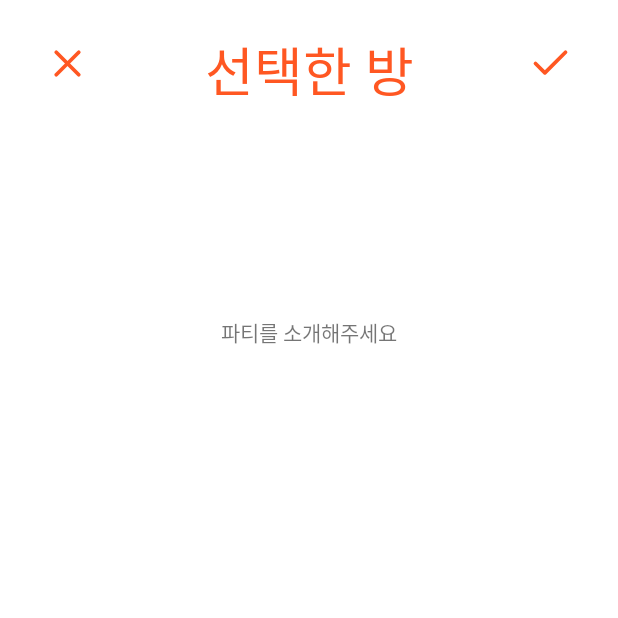
After one commit to suhwankim03/madcamp_week2, an Android app: the JoinRoomActivity screen opened directly, with no data from a screen before it, on a phone screen of 412 x 824 dp, the top half of it. The commit adds this screen. Run offline under Robolectric (Android 15) with nearby library versions, the phone set to English and light mode, and no system bars; libraries missing offline, so code that uses them is left out: com.kakao.sdk.

Commit message:
AddRoom 데이터베이스 전송까지 구현, JoinRoom 카드뷰 클릭 시 데이터 가져오기 구현
AddRoom 데이터베이스 전송까지 구현, JoinRoom 카드뷰 클릭 시 데이터 가져오기 구현

```diff
--- a/app/src/main/AndroidManifest.xml
+++ b/app/src/main/AndroidManifest.xml
@@ -18,6 +18,10 @@
         android:theme="@style/Theme.FindFriend"
         android:usesCleartextTraffic="true"
         tools:targetApi="31">
+        <activity
+            android:name=".JoinRoomActivity"
+            android:exported="false" />
+
         <activity
             android:name=".AddRoomActivity"
             android:exported="false" />
--- a/app/src/main/java/com/example/findfriend/AddRoomActivity.kt
+++ b/app/src/main/java/com/example/findfriend/AddRoomActivity.kt
@@ -46,8 +46,8 @@ class AddRoomActivity : AppCompatActivity() {
 
         completeButton.setOnClickListener {
             //작성 내용 null일 경우 오류나는 거 코드 추가 구현해줘야 함
-            val newRoom = addRoom(roomName = roomName.toString(), roomDetail = roomDetail.toString(), limTime = limitTime.toString().toInt(), location = location.toString(), maxPeople = maxNum.toString().toInt(), minPeople = current_people, owner = myID)
-                roomService.requestAddRoom(newRoom).enqueue(object: Callback<addRoomResponse> {
+            val newRoom = addRoom(roomName = roomName.text.toString(), roomDetail = roomDetail.text.toString(), limTime = limitTime.text.toString().toInt(), location = location.text.toString(), maxPeople = maxNum.text.toString().toInt(), minPeople = current_people, owner = myID)
+            roomService.requestAddRoom(newRoom).enqueue(object: Callback<addRoomResponse> {
                 override fun onResponse(
                     call: Call<addRoomResponse>,
                     response: Response<addRoomResponse>
--- /dev/null
+++ b/app/src/main/java/com/example/findfriend/JoinRoomActivity.kt
@@ -0,0 +1,50 @@
+package com.example.findfriend
+
+import androidx.appcompat.app.AppCompatActivity
+import android.os.Bundle
+import com.example.findfriend.databinding.ActivityAddRoomBinding
+import com.example.findfriend.databinding.ActivityJoinRoomBinding
+import com.example.findfriend.ui.RoomService
+import retrofit2.Retrofit
+import retrofit2.converter.gson.GsonConverterFactory
+
+class JoinRoomActivity : AppCompatActivity() {
+
+    private lateinit var binding: ActivityJoinRoomBinding
+    private lateinit var retrofit: Retrofit
+    private lateinit var roomService: RoomService
+    override fun onCreate(savedInstanceState: Bundle?) {
+        super.onCreate(savedInstanceState)
+        binding = ActivityJoinRoomBinding.inflate(layoutInflater)
+        setContentView(binding.root)
+
+        retrofit = Retrofit.Builder()
+            .baseUrl("http://143.248.199.213:5000")
+            .addConverterFactory(GsonConverterFactory.create())
+            .build()
+
+        roomService = retrofit.create(RoomService::class.java)
+
+        val roomName = binding.RoomName
+        //val roomDetail = binding.RoomDetail
+        val limitTime = binding.LimitTime
+        val location= binding.Location
+        val maxNum= binding.MaxNumber
+        val owner= binding.owner
+        val current_people = binding.currentNumber
+        val myID = GlobalApplication.prefs.getString("email","email 검색 오류")
+        val completeButton =binding.completeButton
+
+
+        roomName.text = intent.getStringExtra("roomName")
+        limitTime.text = intent.getStringExtra("limTime")
+        location.text = intent.getStringExtra("location")
+        //roomDetail.text = intent.getLongExtra("roomName",-1).toString()
+        current_people.text = intent.getStringExtra("currentPeople")
+        maxNum.text = intent.getStringExtra("maxPeople")
+        owner.text = intent.getStringExtra("owner")
+
+
+
+    }
+}
--- a/app/src/main/java/com/example/findfriend/ui/FindRoom/FindRoomAdapter.kt
+++ b/app/src/main/java/com/example/findfriend/ui/FindRoom/FindRoomAdapter.kt
@@ -1,6 +1,7 @@
 package com.example.findfriend.ui.FindRoom
 
 
+import android.content.Intent
 import android.graphics.Bitmap
 import android.net.Uri
 import android.view.LayoutInflater
@@ -8,27 +9,27 @@ import android.view.View
 import android.view.ViewGroup
 import android.widget.ImageView
 import android.widget.TextView
+import android.widget.Toast
+import androidx.core.content.ContextCompat
 import androidx.recyclerview.widget.RecyclerView
+import com.example.findfriend.JoinRoomActivity
 import com.example.findfriend.R
 import com.example.findfriend.ui.MyRoom.MyRoomDataModel
 import java.sql.Date
 
-class FindRoomAdapter(private val findRoomList: MutableList<FindRoomDataModel?>):
+class FindRoomAdapter(val findRoomList: MutableList<FindRoomDataModel?>):
     RecyclerView.Adapter<FindRoomAdapter.ViewHolder>() {
 
     private var itemClickListener : OnItemClickListener? = null
-    private var longClickListener: OnItemLongClickListener? = null
     interface OnItemClickListener {
-        fun onClick(v: View, position: Int)
+        fun onItemClick(position: Int) {}
     }
 
-    interface OnItemLongClickListener {
-        fun onLongClick(position: Int)
-    }
-
-    class ViewHolder(itemView: View) : RecyclerView.ViewHolder(itemView) {
+    inner class ViewHolder(itemView: View) : RecyclerView.ViewHolder(itemView) {
 
 
+        //val roomID: ImageView = itemView.findViewById(R.id.gallery_imageView)
+        //val roomDetail: ImageView = itemView.findViewById(R.id.gallery_imageView)
         val roomName: TextView = itemView.findViewById(R.id.roomName)
         val limTime: TextView = itemView.findViewById(R.id.limTime)
         val location: TextView = itemView.findViewById(R.id.location)
@@ -36,9 +37,12 @@ class FindRoomAdapter(private val findRoomList: MutableList<FindRoomDataModel?>)
         val maxPeople: TextView = itemView.findViewById(R.id.maxNumber)
         val owner: TextView = itemView.findViewById(R.id.owner)
 
-        //val roomID: ImageView = itemView.findViewById(R.id.gallery_imageView)
-        //val roomDetail: ImageView = itemView.findViewById(R.id.gallery_imageView)
-        //val minPeople: ImageView = itemView.findViewById(R.id.gallery_imageView)
+        init{
+            itemView.setOnClickListener{
+                itemClickListener?.onItemClick(adapterPosition)
+            }
+        }
+
 
     }
 
@@ -56,6 +60,18 @@ class FindRoomAdapter(private val findRoomList: MutableList<FindRoomDataModel?>)
         holder.currentPeople.text = findRoomModel?.minPeople.toString()
         holder.maxPeople.text = findRoomModel?.maxPeople.toString()
         holder.owner.text = findRoomModel?.owner
+
+        holder.itemView.setOnClickListener {
+            val intent = Intent(holder.itemView?.context, JoinRoomActivity::class.java )
+            intent.putExtra("roomName","${holder.roomName.text}")
+            intent.putExtra("limTime","${holder.limTime.text}")
+            intent.putExtra("location","${holder.location.text}")
+            intent.putExtra("currentPeople","${holder.currentPeople.text}")
+            intent.putExtra("maxPeople","${holder.maxPeople.text}")
+            intent.putExtra("owner","${holder.owner.text}")
+            ContextCompat.startActivity(holder.itemView.context, intent, null)
+        }
+
     }
 
     override fun getItemCount(): Int {
@@ -66,10 +82,6 @@ class FindRoomAdapter(private val findRoomList: MutableList<FindRoomDataModel?>)
         this.itemClickListener = onItemClickListener
     }
 
-    fun setItemLongClickListener(onItemLongClickListener: OnItemLongClickListener) {
-        this.longClickListener = onItemLongClickListener
-    }
-
     fun removeItem(position: Int) {
         findRoomList.removeAt(position)
         notifyItemRemoved(position)
--- a/app/src/main/java/com/example/findfriend/ui/FindRoom/FindRoomFragment.kt
+++ b/app/src/main/java/com/example/findfriend/ui/FindRoom/FindRoomFragment.kt
@@ -6,6 +6,7 @@ import android.util.Log
 import android.view.LayoutInflater
 import android.view.View
 import android.view.ViewGroup
+import android.widget.Toast
 import androidx.fragment.app.Fragment
 import androidx.lifecycle.ViewModelProvider
 import androidx.recyclerview.widget.LinearLayoutManager
@@ -73,6 +74,7 @@ class FindRoomFragment : Fragment() {
                         val ownerName = findRoom[i].owner
                         findRoomViewModel.addMyRoom(FindRoomDataModel(roomID, roomName, roomDetail, limTime, location, maxPeople, currentPeople, ownerName))
                         Log.d("79행","${findRoomViewModel.getFindRoomList()}")
+                        findRoomAdapter.notifyDataSetChanged()
                     }
                 } else {
                     // 서버 응답이 실패했을 때의 처리
@@ -89,6 +91,9 @@ class FindRoomFragment : Fragment() {
             startActivity(intent)
         }
 
+
+
+
         return root
     }
 
--- /dev/null
+++ b/app/src/main/res/layout/activity_join_room.xml
@@ -0,0 +1,113 @@
+<?xml version="1.0" encoding="utf-8"?>
+<androidx.constraintlayout.widget.ConstraintLayout xmlns:android="http://schemas.android.com/apk/res/android"
+    xmlns:app="http://schemas.android.com/apk/res-auto"
+    xmlns:tools="http://schemas.android.com/tools"
+    android:layout_width="match_parent"
+    android:layout_height="match_parent"
+    tools:context=".JoinRoomActivity">
+
+
+    <ImageButton
+        android:id="@+id/backButton"
+        android:layout_width="30dp"
+        android:layout_height="30dp"
+        android:background="@drawable/x"
+        app:layout_constraintLeft_toLeftOf="parent"
+        app:layout_constraintTop_toTopOf="parent"
+        android:layout_marginLeft="30dp"
+        android:layout_marginTop="27dp"/>
+
+    <TextView
+        android:id="@+id/Header"
+        android:layout_width="wrap_content"
+        android:layout_height="wrap_content"
+        android:text="선택한 방"
+        android:textSize="35dp"
+        android:textColor="@color/carrot"
+        android:fontFamily="@font/sejong_hospital_bold"
+        app:layout_constraintLeft_toLeftOf="parent"
+        app:layout_constraintRight_toRightOf="parent"
+        app:layout_constraintTop_toTopOf="parent"
+        android:layout_marginTop="20dp"/>
+
+    <ImageButton
+        android:id="@+id/completeButton"
+        android:layout_width="30dp"
+        android:layout_height="30dp"
+        android:background="@drawable/check"
+        app:layout_constraintRight_toRightOf="parent"
+        app:layout_constraintTop_toTopOf="parent"
+        android:layout_marginRight="30dp"
+        android:layout_marginTop="27dp"/>
+
+    <TextView
+        android:id="@+id/RoomName"
+        android:layout_width="wrap_content"
+        android:layout_height="wrap_content"
+        android:layout_marginTop="20dp"
+        android:text="파티명을 입력해주세요"
+        app:layout_constraintTop_toBottomOf="@id/Header"
+        app:layout_constraintRight_toRightOf="parent"
+        app:layout_constraintLeft_toLeftOf="parent"/>
+
+    <TextView
+        android:id="@+id/LimitTime"
+        android:layout_width="wrap_content"
+        android:layout_height="wrap_content"
+        android:layout_marginTop="20dp"
+        android:text="모임 시간을 입력해주세요"
+        app:layout_constraintTop_toBottomOf="@id/RoomName"
+        app:layout_constraintRight_toRightOf="parent"
+        app:layout_constraintLeft_toLeftOf="parent"/>
+
+    <TextView
+        android:id="@+id/MaxNumber"
+        android:layout_width="wrap_content"
+        android:layout_height="wrap_content"
+        android:layout_marginTop="20dp"
+        android:text="최대 인원을 입력해주세요"
+        app:layout_constraintTop_toBottomOf="@id/LimitTime"
+        app:layout_constraintRight_toRightOf="parent"
+        app:layout_constraintLeft_toLeftOf="parent"/>
+
+    <TextView
+        android:id="@+id/RoomDetail"
+        android:layout_width="wrap_content"
+        android:layout_height="wrap_content"
+        android:layout_marginTop="20dp"
+        android:text="파티를 소개해주세요"
+        app:layout_constraintTop_toBottomOf="@id/MaxNumber"
+        app:layout_constraintRight_toRightOf="parent"
+        app:layout_constraintLeft_toLeftOf="parent"/>
+
+    <TextView
+        android:id="@+id/Location"
+        android:layout_width="wrap_content"
+        android:layout_height="wrap_content"
+        android:layout_marginTop="20dp"
+        android:text="장소를 입력하세요"
+        app:layout_constraintTop_toBottomOf="@id/RoomDetail"
+        app:layout_constraintRight_toRightOf="parent"
+        app:layout_constraintLeft_toLeftOf="parent"/>
+
+    <TextView
+        android:id="@+id/owner"
+        android:layout_width="wrap_content"
+        android:layout_height="wrap_content"
+        android:layout_marginTop="20dp"
+        android:text="주최자"
+        app:layout_constraintTop_toBottomOf="@id/Location"
+        app:layout_constraintRight_toRightOf="parent"
+        app:layout_constraintLeft_toLeftOf="parent"/>
+
+    <TextView
+        android:id="@+id/currentNumber"
+        android:layout_width="wrap_content"
+        android:layout_height="wrap_content"
+        android:layout_marginTop="20dp"
+        android:text="현재 인원을 입력해주세요"
+        app:layout_constraintTop_toBottomOf="@id/owner"
+        app:layout_constraintRight_toRightOf="parent"
+        app:layout_constraintLeft_toLeftOf="parent"/>
+
+</androidx.constraintlayout.widget.ConstraintLayout>
--- a/app/src/main/res/layout/myroom_cardview.xml
+++ b/app/src/main/res/layout/myroom_cardview.xml
@@ -2,6 +2,9 @@
 <androidx.constraintlayout.widget.ConstraintLayout xmlns:android="http://schemas.android.com/apk/res/android"
     android:layout_width="wrap_content"
     android:layout_height="wrap_content"
+    android:background="?attr/selectableItemBackground"
+    android:clickable="true"
+    android:focusable="true"
     xmlns:app="http://schemas.android.com/apk/res-auto">
 
     <androidx.cardview.widget.CardView
```
